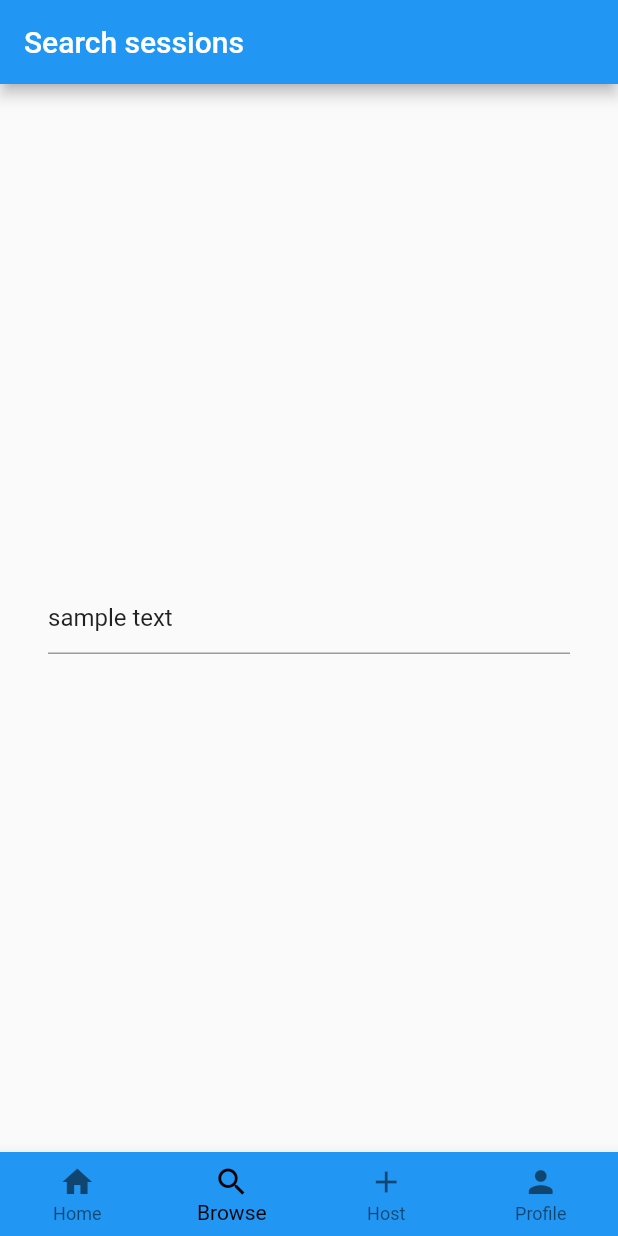
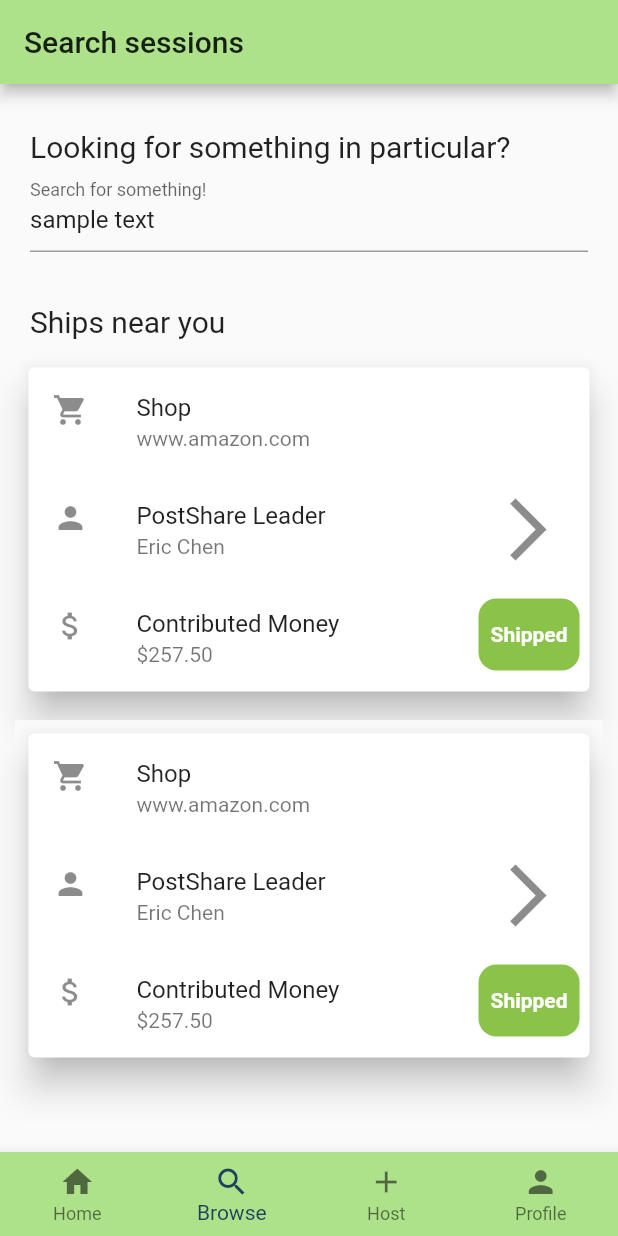
Before and after one commit to betty-guo/Shipmates, a Flutter app: the screen it shows after launch, item 2 of the bottom bar chosen, on a phone screen of 412 x 824 dp. Run offline on Flutter 3.47's test engine with Material 2 defaults, Android fonts, the phone set to English and light mode, and no system bars.

Commit message:
Search browsing page

```diff
--- a/lib/components/sessionCard.dart
+++ b/lib/components/sessionCard.dart
@@ -49,7 +49,7 @@ class _SessionCardState extends State<SessionCard> {
                       ),
                       Positioned(
                         top: 10,
-                        left: 325,
+                        left: 300,
                         child:
                       Row(
                         mainAxisAlignment: MainAxisAlignment.end,
--- a/lib/home_widget.dart
+++ b/lib/home_widget.dart
@@ -25,8 +25,8 @@ class _HomeState extends State<Home> {
       ),
       bottomNavigationBar: BottomNavigationBar(
         type: BottomNavigationBarType.fixed,
-        backgroundColor: Colors.blue,
-        fixedColor: Colors.black,
+        backgroundColor: Theme.of(context).primaryColor,
+        fixedColor: Color(0xFF1E425E),
         onTap: (int index) {
           setState(() {
             _currentIndex = index;
--- a/lib/hostpage_view.dart
+++ b/lib/hostpage_view.dart
@@ -26,6 +26,7 @@ class _HostPageViewState extends State<HostPageView> {
     return Scaffold(
       appBar: AppBar(
         title: Text('Host a new session'),
+        backgroundColor: Color(0xFFADE28A),
       ),
       body: Container(
         padding: const EdgeInsets.all(32.0),
--- a/lib/main.dart
+++ b/lib/main.dart
@@ -10,6 +10,13 @@ class MyApp extends StatelessWidget {
   @override
   Widget build(BuildContext context) {
     return MaterialApp(
+      theme: ThemeData(
+        primaryColor: Color(0xFFADE28A),
+        primaryColorLight: Color(0xFFF0ED86),
+        primaryColorDark: Color(0xFF256670)
+
+
+      ),
       title: 'Flutter Demo',
       home: Home(),
     );
--- a/lib/searchpage_view.dart
+++ b/lib/searchpage_view.dart
@@ -1,4 +1,5 @@
 import 'package:flutter/material.dart';
+import 'components/sessionCard.dart';
 import 'destination.dart';
 
 class SearchPageView extends StatefulWidget {
@@ -27,11 +28,53 @@ class _SearchPageViewState extends State<SearchPageView> {
       appBar: AppBar(
         title: Text('Search sessions'),
       ),
-      body: Container(
-        padding: const EdgeInsets.all(32.0),
-        alignment: Alignment.center,
-        child: TextField(controller: _textController),
-      ),
+      body: ListView (
+        children: <Widget> [
+          Container (
+            margin: EdgeInsets.fromLTRB(20, 30, 0, 0),
+            child: Text(
+                'Looking for something in particular?',
+                textAlign: TextAlign.start,
+                style: TextStyle(
+                  fontSize: 20,
+                )),
+          ),
+          Container(
+            padding: const EdgeInsets.fromLTRB(20, 0, 20, 20),
+            alignment: Alignment.center,
+            child: TextField(
+              controller: _textController,
+              decoration: InputDecoration(
+                  labelText: 'Search for something!',
+              ),
+
+            ),
+          ),
+          Container (
+            margin: EdgeInsets.fromLTRB(20, 15, 0, 10),
+            child: Text(
+                'Ships near you',
+                textAlign: TextAlign.start,
+                style: TextStyle(
+                  fontSize: 20,
+                )),
+          ),
+          Container(
+            width: 500,
+            height: 234,
+            child: SessionCard(),
+            margin: EdgeInsets.fromLTRB(10, 0, 10, 10),
+          ),
+          Container(
+            width: 500,
+            height: 234,
+            child: SessionCard(),
+            padding: EdgeInsets.symmetric(horizontal: 0, vertical: 0),
+            margin: EdgeInsets.symmetric(horizontal: 10, vertical: 0),
+          ),
+        ]
+      )
+
     );
   }
 
```
Also changed, not shown: lib/homepage_view.dart (+18 -18 lines), 1 other file.
